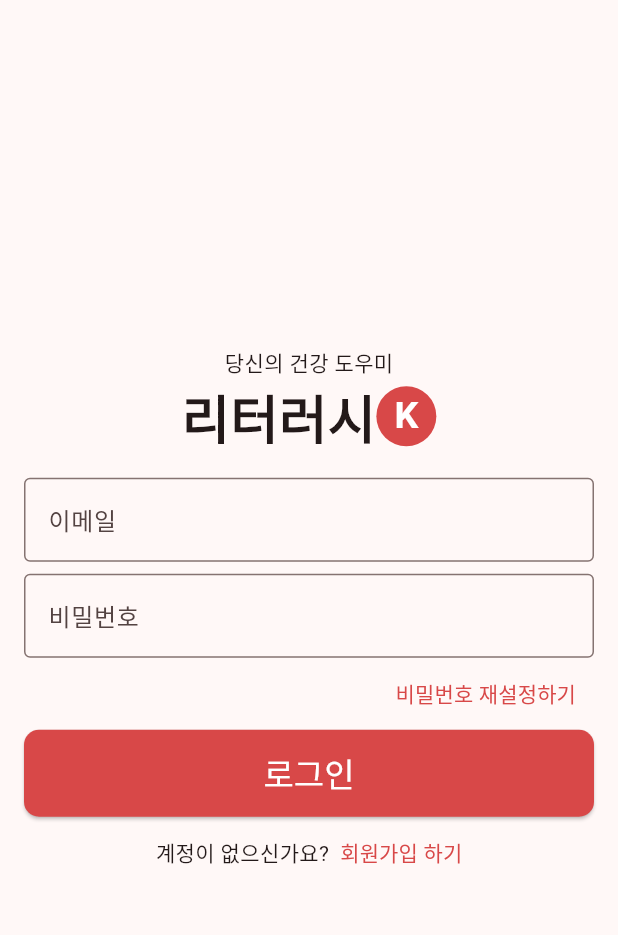
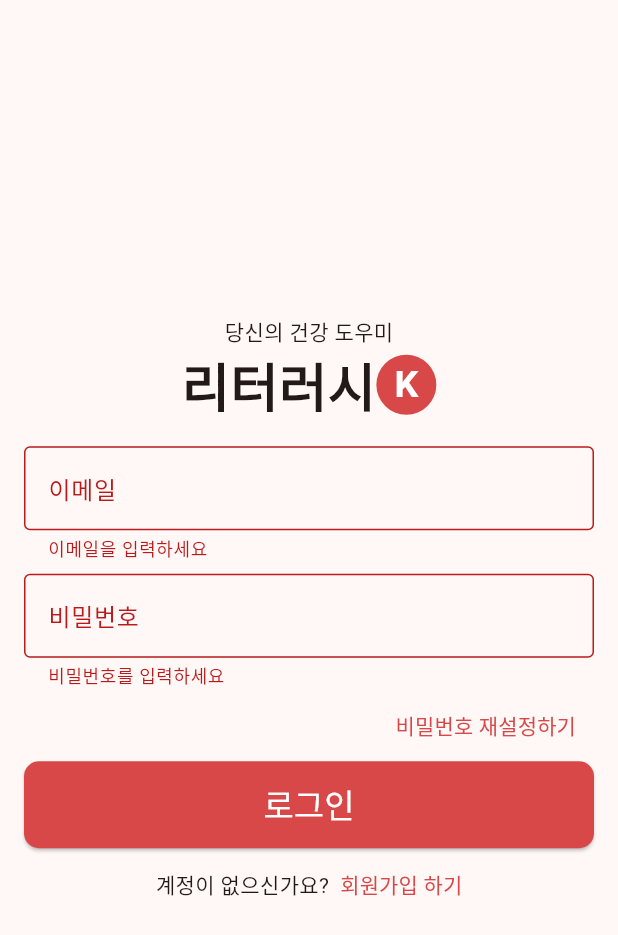
Before and after one commit to kangsudal/literacyk, a Flutter app: the screen it shows after launch, after a tap on "로그인", on a phone screen of 412 x 824 dp. Shown: the top 935 px of the screen. Run offline on Flutter 3.47's test engine with Material 3 defaults, Android fonts, the light colour scheme and no system bars; our stand-ins replace firebase_core, go_router; accounts and stored records are empty.

Commit message:
SigninView 유효성 검사 추가

```diff
--- a/lib/view/signin_view/signin_view.dart
+++ b/lib/view/signin_view/signin_view.dart
@@ -2,8 +2,8 @@ import 'package:flutter/material.dart';
 
 class SigninView extends StatelessWidget {
   final formKey = GlobalKey<FormState>();
-  final String? email;
-  final String? password;
+  late String? email;
+  late String? password;
   SigninView({super.key, this.email, this.password});
 
   @override
@@ -43,21 +43,48 @@ class SigninView extends StatelessWidget {
                   ),
                 ],
               ),
-              SizedBox(height:16),
+              SizedBox(height: 16),
               TextFormField(
                 decoration: InputDecoration(
                   labelText: '이메일',
                   hintText: 'example@kangsudal.com',
                   border: OutlineInputBorder(),
                 ),
+                keyboardType: TextInputType.emailAddress,
+                validator: (value) {
+                  if (value == null || value.isEmpty) {
+                    return '이메일을 입력하세요';
+                  }
+                  if (!RegExp(r'^[^@]+@[^@]+\.[^@]+').hasMatch(value)) {
+                    return '올바른 이메일 형식을 입력하세요';
+                  }
+                  return null;
+                },
+                onSaved: (value) {
+                  email = value;
+                },
               ),
-              SizedBox(height:8),
+              SizedBox(height: 8),
               TextFormField(
                 decoration: InputDecoration(
                   labelText: '비밀번호',
                   border: OutlineInputBorder(),
                 ),
                 obscureText: true,
+                validator: (value) {
+                  if (value == null || value.isEmpty) {
+                    return '비밀번호를 입력하세요';
+                  }
+                  if (!RegExp(
+                          r'^(?=.*[A-Za-z])(?=.*\d)(?=.*[@$!%*#?&])[A-Za-z\d@$!%*#?&]{8,}$')
+                      .hasMatch(value)) {
+                    return '영문자, 숫자, 특수문자를 포함하여 최소 8자 이상이어야 합니다';
+                  }
+                  return null;
+                },
+                onSaved: (value) {
+                  password = value;
+                },
               ),
               Row(
                 mainAxisAlignment: MainAxisAlignment.end,
@@ -71,7 +98,13 @@ class SigninView extends StatelessWidget {
               SizedBox(
                 width: double.infinity,
                 child: ElevatedButton(
-                  onPressed: () {},
+                  onPressed: () {
+                    if (formKey.currentState?.validate() ?? false) {
+                      formKey.currentState?.save();
+                      debugPrint(email);
+                      debugPrint(password);
+                    }
+                  },
                   style: ElevatedButton.styleFrom(
                     padding: EdgeInsets.symmetric(vertical: 15),
                     backgroundColor: Theme.of(context).colorScheme.primary,
```
